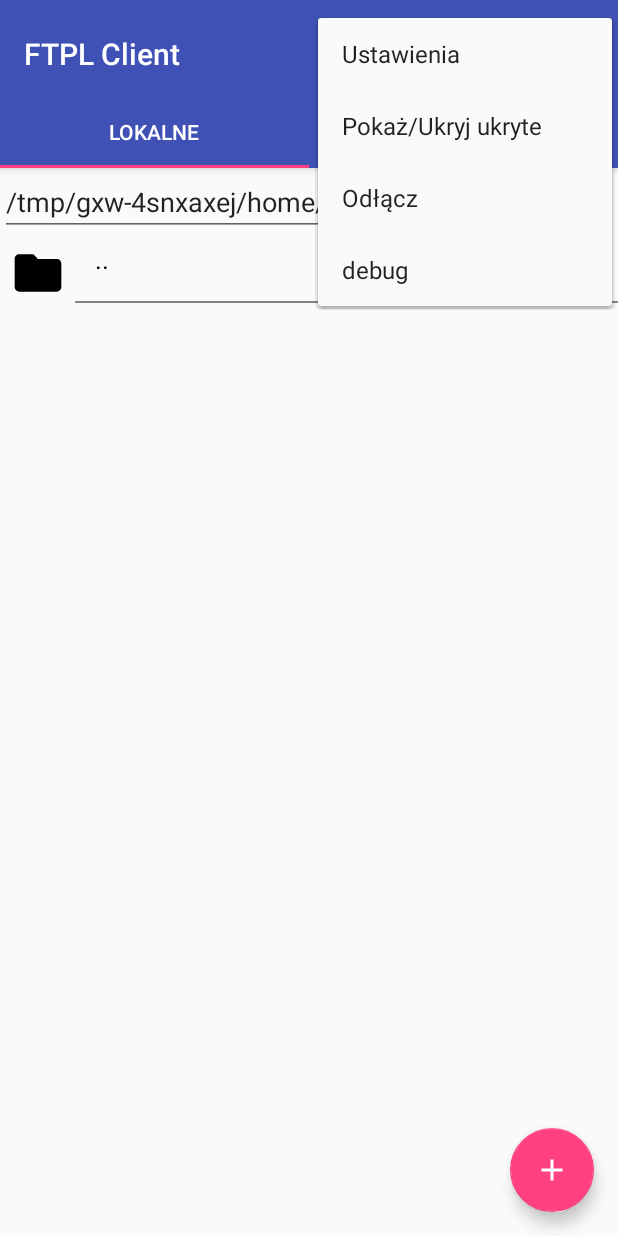
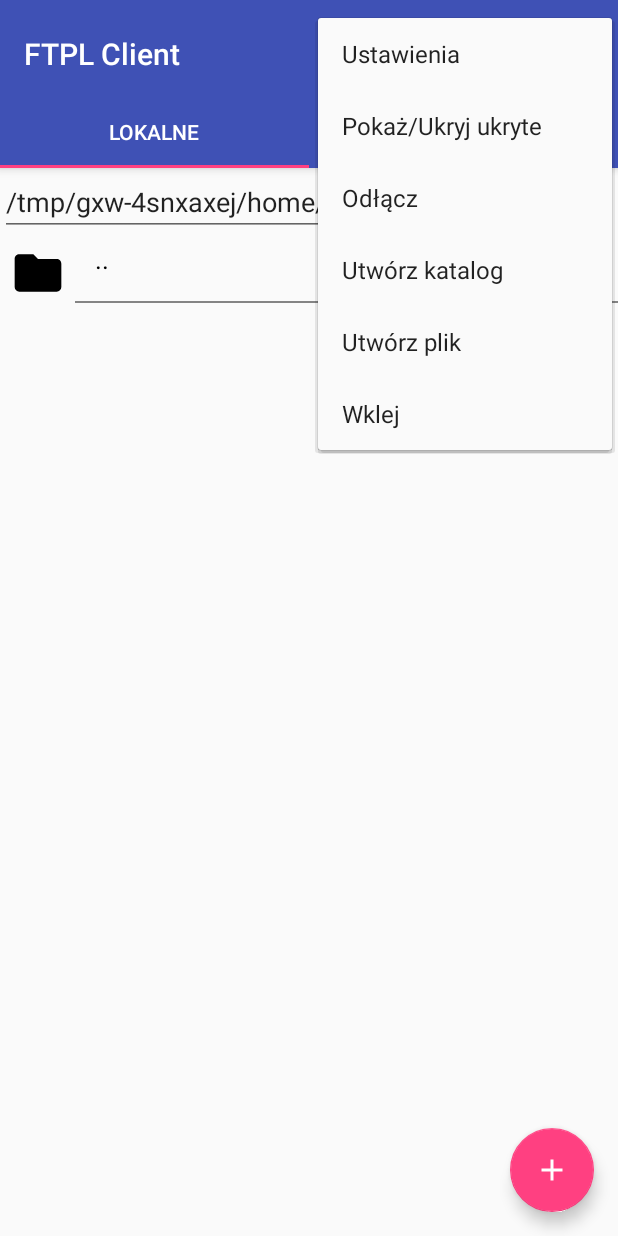
Before and after one commit to bolexpl/FTPLike_android, an Android app: the screen it shows after launch (ExplorerActivity), with the options menu open, on a phone screen of 412 x 824 dp. Run offline under Robolectric (Android 15) with nearby library versions, the phone set to English and light mode, and no system bars; our stand-ins replace RxJava.

```diff
--- a/app/src/main/res/layout/fragment_explorer.xml
+++ b/app/src/main/res/layout/fragment_explorer.xml
@@ -13,18 +13,18 @@
         android:layout_width="match_parent"
         android:layout_height="wrap_content"
         android:layout_alignParentStart="true"
-        android:hint="@string/edit_path"
         android:layout_alignParentTop="true"
         android:ems="10"
-        android:inputType="textPersonName"
-        android:importantForAutofill="no"
-        tools:ignore="UnusedAttribute"/>
+        android:hint="@string/edit_path"
+        android:imeOptions="actionDone"
+        android:inputType="textNoSuggestions"
+        tools:ignore="Autofill"/>
 
     <android.support.v7.widget.RecyclerView
         android:id="@+id/recycler"
         android:layout_width="match_parent"
         android:layout_height="wrap_content"
-        android:layout_alignParentStart="true"
-        android:layout_below="@+id/path"/>
+        android:layout_below="@+id/path"
+        android:layout_alignParentStart="true"/>
 
 </RelativeLayout>
--- a/app/src/main/res/menu/menu_explorer.xml
+++ b/app/src/main/res/menu/menu_explorer.xml
@@ -2,6 +2,7 @@
       xmlns:app="http://schemas.android.com/apk/res-auto"
       xmlns:tools="http://schemas.android.com/tools"
       tools:context="com.example.bolek.ftplclient.activities.ExplorerActivity">
+
     <item
         android:id="@+id/action_settings"
         android:orderInCategory="100"
@@ -18,8 +19,19 @@
         android:title="@string/action_disconnect"
         app:showAsAction="never"/>
     <item
-        android:id="@+id/action_debug"
+        android:id="@+id/action_create_dir"
         android:orderInCategory="100"
-        android:title="debug"
+        android:title="@string/action_create_dir"
         app:showAsAction="never"/>
+    <item
+        android:id="@+id/action_create_file"
+        android:orderInCategory="100"
+        android:title="@string/action_create_file"
+        app:showAsAction="never"/>
+    <item
+        android:id="@+id/action_paste"
+        android:orderInCategory="100"
+        android:title="@string/action_paste"
+        app:showAsAction="never"/>
+
 </menu>
--- a/app/src/main/res/menu/menu_multi_select.xml
+++ b/app/src/main/res/menu/menu_multi_select.xml
@@ -5,8 +5,17 @@
 
     <item
         android:id="@+id/action_delete"
-        app:showAsAction="always"
         android:icon="@android:drawable/ic_delete"
-        android:title="@string/menu_multi_del"/>
-
+        android:title="@string/menu_multi_del"
+        app:showAsAction="always"/>
+    <!--<item-->
+        <!--android:id="@+id/action_copy"-->
+        <!--android:orderInCategory="100"-->
+        <!--android:title="@string/action_copy"-->
+        <!--app:showAsAction="never"/>-->
+    <!--<item-->
+        <!--android:id="@+id/action_cut"-->
+        <!--android:orderInCategory="100"-->
+        <!--android:title="@string/action_cut"-->
+        <!--app:showAsAction="never"/>-->
 </menu>
--- a/app/src/main/res/menu/menu_popup.xml
+++ b/app/src/main/res/menu/menu_popup.xml
@@ -7,21 +7,32 @@
     <item
         android:id="@+id/action_open"
         android:orderInCategory="100"
-        android:title="@string/menu_popup_open"
+        android:title="@string/action_open"
         app:showAsAction="never"/>
     <item
         android:id="@+id/action_rename"
         android:orderInCategory="100"
-        android:title="@string/menu_popup_rename"
+        android:title="@string/action_rename"
         app:showAsAction="never"/>
     <item
         android:id="@+id/action_attach"
         android:orderInCategory="100"
-        android:title="@string/menu_popup_attach"
+        android:title="@string/action_attach"
+        app:showAsAction="never"/>
+    <item
+        android:id="@+id/action_copy"
+        android:orderInCategory="100"
+        android:title="@string/action_copy"
+        app:showAsAction="never"/>
+    <item
+        android:id="@+id/action_cut"
+        android:orderInCategory="100"
+        android:title="@string/action_cut"
         app:showAsAction="never"/>
     <item
         android:id="@+id/action_delete"
         android:orderInCategory="100"
-        android:title="@string/menu_popup_delete"
+        android:title="@string/action_delete"
         app:showAsAction="never"/>
+
 </menu>
--- a/app/src/main/res/values/strings.xml
+++ b/app/src/main/res/values/strings.xml
@@ -1,5 +1,8 @@
 <resources>
     <string name="app_name">FTPL Client</string>
+
+    <string name="ok">Ok</string>
+    <string name="cancel">Anuluj</string>
 
     <!-- Strings related to login -->
     <string name="prompt_host">Host</string>
@@ -14,11 +17,22 @@
     <string name="mode_active">Aktywny</string>
     <string name="mode_passive">Pasywny</string>
 
+    <!-- options in menus -->
     <string name="action_sign_in">Połącz</string>
-    <string name="error_field_required">To pole jest wymagane</string>
     <string name="action_settings">Ustawienia</string>
     <string name="action_show_hidden">Pokaż/Ukryj ukryte</string>
     <string name="action_disconnect">Odłącz</string>
+    <string name="action_open">Otwórz</string>
+    <string name="action_rename">Zmień nazwę</string>
+    <string name="action_attach">Dopisz</string>
+    <string name="action_delete">Usuń</string>
+    <string name="action_create_dir">Utwórz katalog</string>
+    <string name="action_create_file">Utwórz plik</string>
+    <string name="action_copy">Kopiuj</string>
+    <string name="action_cut">Wytnij</string>
+    <string name="action_paste">Wklej</string>
+
+    <string name="error_field_required">To pole jest wymagane</string>
     <string name="title_activity_explorer">Explorer</string>
     <string name="tab_text_1">Lokalne</string>
     <string name="tab_text_2">Zdalne</string>
@@ -31,11 +45,8 @@
     <string name="size_gb">%.2f GB</string>
     <string name="menu_multi_del">usuń</string>
 
-    <string name="menu_popup_open">Otwórz</string>
-    <string name="menu_popup_rename">Zmień nazwę</string>
-    <string name="menu_popup_attach">Dopisz</string>
-    <string name="menu_popup_delete">Usuń</string>
-
     <string name="back_press">Wciśnij jeszcze raz, żeby wyjść.</string>
 
+    <string name="get_name">Wpisz nazwę</string>
+
 </resources>
```
Also changed, not shown: app/src/main/java/com/example/bolek/ftplclient/activities/ExplorerActivity.kt (+78 -30 lines), app/src/main/java/com/example/bolek/ftplclient/model/ExplorerUpdater.kt (+36 -3 lines), app/src/main/java/com/example/bolek/ftplclient/model/LocalExplorer.kt (+14 -6 lines), app/src/main/res/layout/prompt_dialog.xml (added, +17 -0 lines), 1 other file.
